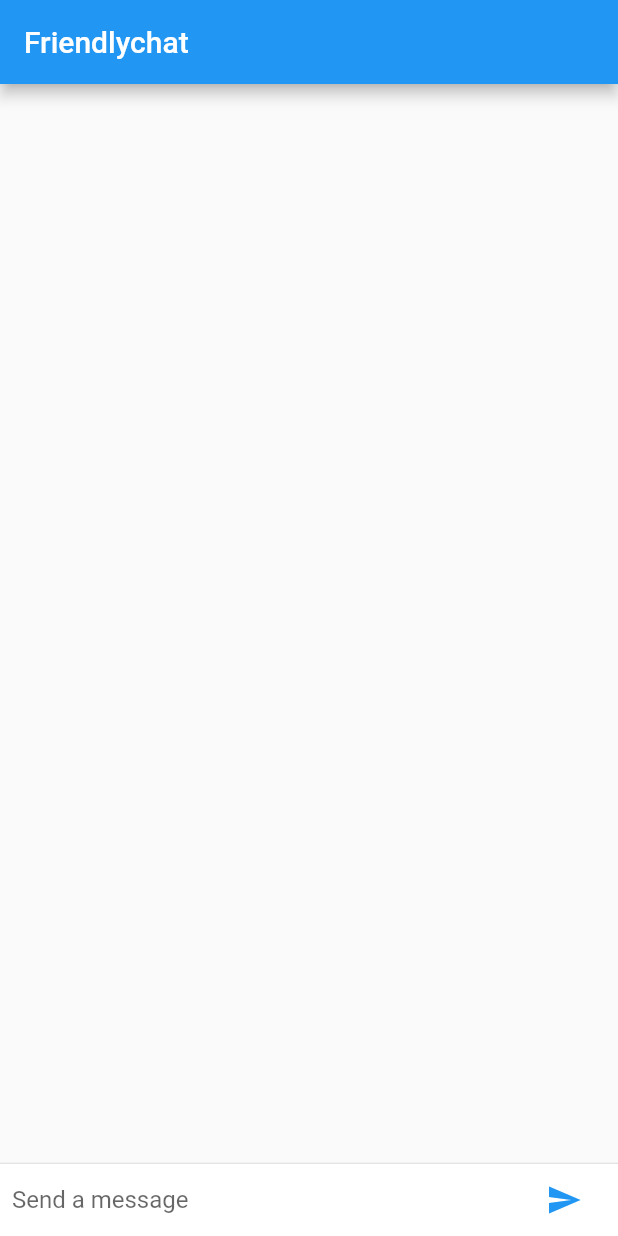
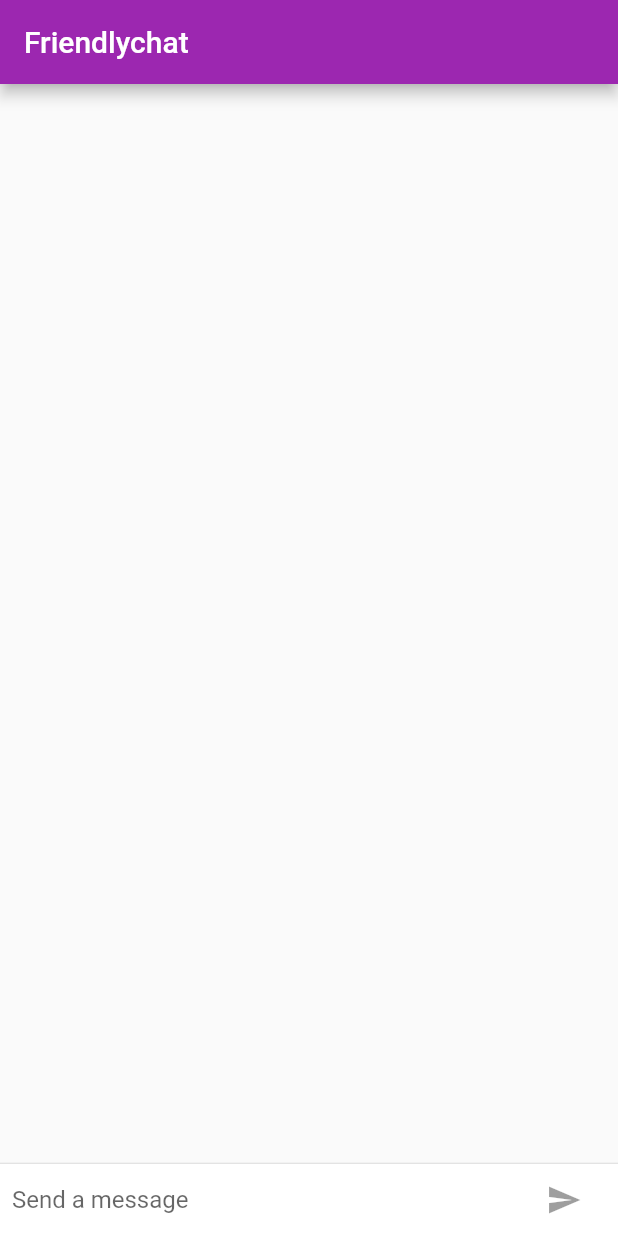
Before and after one commit to CallieAnn/FlutterFriendlyChat, a Flutter app: the screen it shows after launch, on a phone screen of 412 x 824 dp. Run offline on Flutter 3.47's test engine with Material 2 defaults, Android fonts, the phone set to English and light mode, and no system bars.

Commit message:
customized for android/ios

```diff
--- a/lib/main.dart
+++ b/lib/main.dart
@@ -1,4 +1,6 @@
 import 'package:flutter/material.dart';
+import 'package:flutter/foundation.dart';
+import 'package:flutter/cupertino.dart';
 
 const String _name = "Callie";
 
@@ -11,9 +13,23 @@ class FriendlychatApp extends StatelessWidget {
   Widget build(BuildContext context) {
     return new MaterialApp(
       title: "Friendlychat",
+      theme: defaultTargetPlatform == TargetPlatform.iOS
+          ? kIOSTheme
+          : kDefaultTheme,
       home: new ChatScreen(),
     );
   }
+
+  final ThemeData kIOSTheme = new ThemeData(
+    primarySwatch: Colors.orange,
+    primaryColor: Colors.grey[100],
+    primaryColorBrightness: Brightness.light,
+  );
+
+  final ThemeData kDefaultTheme = new ThemeData(
+    primarySwatch: Colors.purple,
+    accentColor: Colors.orangeAccent[400],
+  );
 }
 
 class ChatScreen extends StatefulWidget {
@@ -24,11 +40,16 @@ class ChatScreen extends StatefulWidget {
 class ChatScreenState extends State<ChatScreen> with TickerProviderStateMixin {
   final List<ChatMessage> _messages = <ChatMessage>[];
   final TextEditingController _textController = new TextEditingController();
+  bool _isComposing = false;
   @override
   Widget build(BuildContext context) {
     return new Scaffold(
-      appBar: new AppBar(title: new Text("Friendlychat")),
-      body: new Column(
+      appBar: new AppBar(
+        title: new Text("Friendlychat"),
+        elevation: Theme.of(context).platform == TargetPlatform.iOS ? 0.0 : 4.0,
+      ),
+      body: new Container(
+        child: new Column(
           children: <Widget>[
             new Flexible(
               child: new ListView.builder(
@@ -45,6 +66,7 @@ class ChatScreenState extends State<ChatScreen> with TickerProviderStateMixin {
             ),
           ],
         ),
+      ),
     );
   }
 
@@ -59,6 +81,11 @@ class ChatScreenState extends State<ChatScreen> with TickerProviderStateMixin {
             new Flexible(
               child: new TextField(
                 controller: _textController,
+                onChanged: (String text) {
+                  setState(() {
+                    _isComposing = text.length > 0;
+                  });
+                },
                 onSubmitted: _handleSubmitted,
                 decoration:
                     new InputDecoration.collapsed(hintText: "Send a message"),
@@ -66,10 +93,20 @@ class ChatScreenState extends State<ChatScreen> with TickerProviderStateMixin {
             ),
             new Container(
               margin: new EdgeInsets.symmetric(horizontal: 4.0),
-              child: new IconButton(
+              child: Theme.of(context).platform == TargetPlatform.iOS
+                  ? new CupertinoButton(
+                      child: new Text("Send"),
+                      onPressed: _isComposing
+                          ? () => _handleSubmitted(_textController.text)
+                          : null,
+                    )
+                  : new IconButton(
                       icon: new Icon(Icons.send),
-                  onPressed: () => _handleSubmitted(_textController.text)),
+                      onPressed: _isComposing
+                          ? () => _handleSubmitted(_textController.text)
+                          : null,
                     ),
+            )
           ],
         ),
       ),
@@ -78,6 +115,9 @@ class ChatScreenState extends State<ChatScreen> with TickerProviderStateMixin {
 
   void _handleSubmitted(String text) {
     _textController.clear();
+    setState(() {
+      _isComposing = false;
+    });
     ChatMessage message = new ChatMessage(
       text: text,
       animationController: new AnimationController(
@@ -122,7 +162,8 @@ class ChatMessage extends StatelessWidget {
                 margin: const EdgeInsets.only(right: 16.0),
                 child: new CircleAvatar(child: new Text(_name[0])),
               ),
-              new Column(
+              new Expanded(
+                child: new Column(
                   crossAxisAlignment: CrossAxisAlignment.start,
                   children: <Widget>[
                     new Text(_name, style: Theme.of(context).textTheme.subhead),
@@ -132,9 +173,9 @@ class ChatMessage extends StatelessWidget {
                     ),
                   ],
                 ),
+              ),
             ],
           ),
-        )
-    );
+        ));
   }
 }
```
Lines whose indentation alone changed are shown as unchanged.
